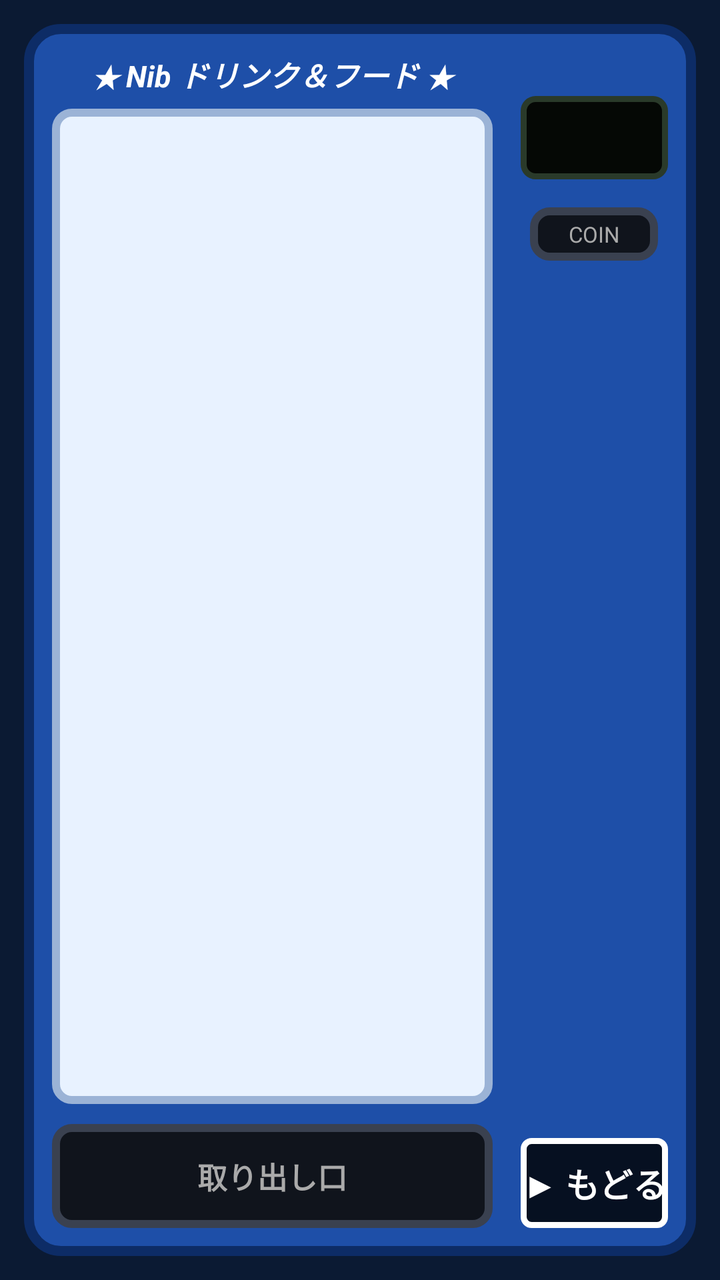
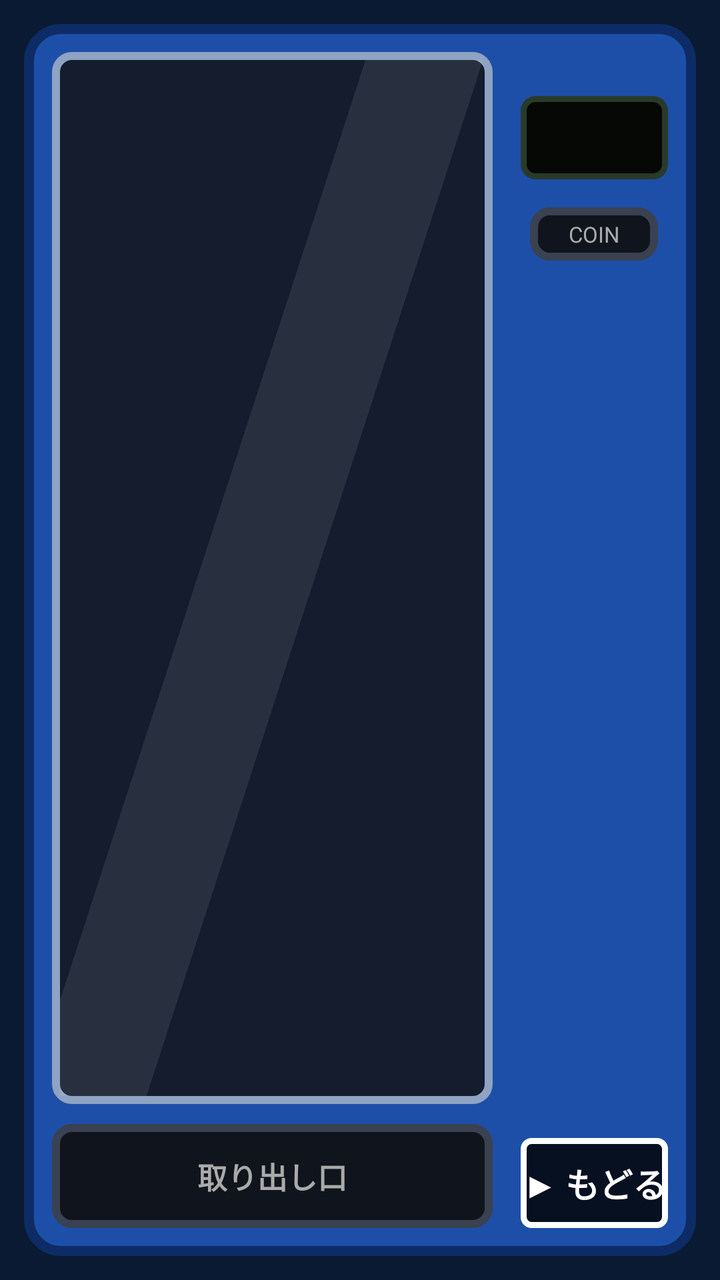

Before-and-after screenshots of an Android layout around one commit, followed by the original layout XML and the change that was made.
<!-- AndroidManifest.xml: application theme Theme.NibRPG -->
<!-- res/layout/activity_vending.xml -->
<?xml version="1.0" encoding="utf-8"?>
<FrameLayout xmlns:android="http://schemas.android.com/apk/res/android"
    xmlns:tools="http://schemas.android.com/tools"
    android:id="@+id/main"
    android:layout_width="match_parent"
    android:layout_height="match_parent"
    android:background="@color/vending_room"
    tools:context=".VendingActivity">

    
    <LinearLayout
        android:layout_width="match_parent"
        android:layout_height="match_parent"
        android:layout_margin="12dp"
        android:background="@drawable/vending_body"
        android:baselineAligned="false"
        android:orientation="horizontal"
        android:padding="14dp">

        
        <LinearLayout
            android:layout_width="0dp"
            android:layout_height="match_parent"
            android:layout_weight="3"
            android:orientation="vertical">

            <TextView
                android:layout_width="match_parent"
                android:layout_height="wrap_content"
                android:gravity="center"
                android:text="@string/vending_brand"
                android:textColor="@color/white"
                android:textSize="15sp"
                android:textStyle="bold|italic" />

            
            <LinearLayout
                android:id="@+id/slotRow"
                android:layout_width="match_parent"
                android:layout_height="0dp"
                android:layout_marginTop="6dp"
                android:layout_weight="1"
                android:background="@drawable/vending_window"
                android:baselineAligned="false"
                android:orientation="horizontal"
                android:padding="8dp" />

            
            <TextView
                android:id="@+id/txtSlot"
                android:layout_width="match_parent"
                android:layout_height="52dp"
                android:layout_marginTop="10dp"
                android:background="@drawable/vending_slot"
                android:gravity="center"
                android:text="@string/vending_slot"
                android:textColor="@color/rpg_gray"
                android:textSize="15sp"
                android:textStyle="bold" />
        </LinearLayout>

        
        <LinearLayout
            android:layout_width="0dp"
            android:layout_height="match_parent"
            android:layout_marginStart="14dp"
            android:layout_weight="1"
            android:gravity="center_horizontal"
            android:orientation="vertical">

            <TextView
                android:id="@+id/txtLed"
                android:layout_width="match_parent"
                android:layout_height="wrap_content"
                android:layout_marginTop="22dp"
                android:background="@drawable/vending_led"
                android:fontFamily="monospace"
                android:gravity="center"
                android:lineSpacingExtra="4dp"
                android:padding="10dp"
                android:textColor="@color/vending_led_green"
                android:textSize="16sp"
                android:textStyle="bold" />

            
            <TextView
                android:layout_width="64dp"
                android:layout_height="wrap_content"
                android:layout_marginTop="14dp"
                android:background="@drawable/vending_slot"
                android:gravity="center"
                android:paddingVertical="6dp"
                android:text="@string/vending_coin"
                android:textColor="@color/rpg_gray"
                android:textSize="11sp" />

            <Space
                android:layout_width="match_parent"
                android:layout_height="0dp"
                android:layout_weight="1" />

            <TextView
                android:id="@+id/btnExit"
                android:layout_width="match_parent"
                android:layout_height="wrap_content"
                android:background="@drawable/rpg_window"
                android:clickable="true"
                android:focusable="true"
                android:gravity="center"
                android:paddingVertical="10dp"
                android:text="@string/vending_exit"
                android:textColor="@color/white"
                android:textSize="17sp"
                android:textStyle="bold" />
        </LinearLayout>
    </LinearLayout>

</FrameLayout>
<!-- resources referenced by this layout -->
<resources>
  <color name="rpg_gray">#FFAAAAAA</color>
  <color name="vending_led_green">#FF39FF6A</color>
  <color name="vending_room">#FF0B1A33</color>
  <color name="white">#FFFFFFFF</color>
  <!-- drawable rpg_window (drawable) -->
  <?xml version="1.0" encoding="utf-8"?>
  <shape xmlns:android="http://schemas.android.com/apk/res/android"
      android:shape="rectangle">
      <solid android:color="#CC000000" />
      <stroke android:width="3dp" android:color="#FFFFFFFF" />
      <corners android:radius="4dp" />
  </shape>
  <!-- drawable vending_body (drawable) -->
  <?xml version="1.0" encoding="utf-8"?>
  <shape xmlns:android="http://schemas.android.com/apk/res/android"
      android:shape="rectangle">
      <solid android:color="#FF1E4FA8" />
      <stroke android:width="5dp" android:color="#FF0D2C66" />
      <corners android:radius="16dp" />
  </shape>
  <!-- drawable vending_led (drawable) -->
  <?xml version="1.0" encoding="utf-8"?>
  <shape xmlns:android="http://schemas.android.com/apk/res/android"
      android:shape="rectangle">
      <solid android:color="#FF050805" />
      <stroke android:width="3dp" android:color="#FF2A3A2A" />
      <corners android:radius="6dp" />
  </shape>
  <!-- drawable vending_slot (drawable) -->
  <?xml version="1.0" encoding="utf-8"?>
  <shape xmlns:android="http://schemas.android.com/apk/res/android"
      android:shape="rectangle">
      <solid android:color="#FF10141C" />
      <stroke android:width="4dp" android:color="#FF3A4150" />
      <corners android:radius="8dp" />
  </shape>
  <!-- drawable vending_window (drawable) -->
  <?xml version="1.0" encoding="utf-8"?>
  <shape xmlns:android="http://schemas.android.com/apk/res/android"
      android:shape="rectangle">
      <solid android:color="#FFE8F2FF" />
      <stroke android:width="4dp" android:color="#FF9BB3D6" />
      <corners android:radius="8dp" />
  </shape>
  <string name="vending_brand">★ Nib ドリンク＆フード ★</string>
  <string name="vending_coin">COIN</string>
  <string name="vending_exit">▶ もどる</string>
  <string name="vending_slot">取り出し口</string>
  <style name="Theme.NibRPG" parent="Base.Theme.NibRPG" />
  <style name="Base.Theme.NibRPG" parent="Theme.Material3.DayNight.NoActionBar">
          
          
      </style>
</resources>

<!-- the commit's change to res/layout/activity_vending.xml (unified diff, before → after) -->
@@ -24,26 +24,31 @@
             android:layout_weight="3"
             android:orientation="vertical">
 
-            <TextView
-                android:layout_width="match_parent"
-                android:layout_height="wrap_content"
-                android:gravity="center"
-                android:text="@string/vending_brand"
-                android:textColor="@color/white"
-                android:textSize="15sp"
-                android:textStyle="bold|italic" />
-
             
-            <LinearLayout
-                android:id="@+id/slotRow"
+            <FrameLayout
                 android:layout_width="match_parent"
                 android:layout_height="0dp"
-                android:layout_marginTop="6dp"
                 android:layout_weight="1"
                 android:background="@drawable/vending_window"
-                android:baselineAligned="false"
-                android:orientation="horizontal"
-                android:padding="8dp" />
+                android:padding="4dp">
+
+                <LinearLayout
+                    android:id="@+id/slotRow"
+                    android:layout_width="match_parent"
+                    android:layout_height="match_parent"
+                    android:baselineAligned="false"
+                    android:orientation="horizontal"
+                    android:padding="6dp" />
+
+                
+                <View
+                    android:layout_width="56dp"
+                    android:layout_height="match_parent"
+                    android:layout_marginStart="70dp"
+                    android:background="#16FFFFFF"
+                    android:rotation="18"
+                    android:scaleY="1.4" />
+            </FrameLayout>
 
             
             <TextView
@@ -115,4 +120,72 @@
         </LinearLayout>
     </LinearLayout>
 
+
+    
+    <FrameLayout
+        android:id="@+id/popup"
+        android:layout_width="match_parent"
+        android:layout_height="match_parent"
+        android:background="#AA000000"
+        android:clickable="true"
+        android:focusable="true"
+        android:visibility="gone">
+
+        
+        <View
+            android:id="@+id/popGlow"
+            android:layout_width="260dp"
+            android:layout_height="260dp"
+            android:layout_gravity="center"
+            android:layout_marginBottom="20dp"
+            android:background="@drawable/pop_glow" />
+
+        <LinearLayout
+            android:layout_width="wrap_content"
+            android:layout_height="wrap_content"
+            android:layout_gravity="center"
+            android:gravity="center_horizontal"
+            android:orientation="vertical">
+
+            <ImageView
+                android:id="@+id/imgPop"
+                android:layout_width="wrap_content"
+                android:layout_height="170dp"
+                android:adjustViewBounds="true"
+                android:contentDescription="@null" />
+
+            
+            <TextView
+                android:id="@+id/txtPop"
+                android:layout_width="wrap_content"
+                android:layout_height="wrap_content"
+                android:layout_marginTop="12dp"
+                android:fontFamily="@font/dotgothic16"
+                android:shadowColor="#FF000000"
+                android:shadowDx="2"
+                android:shadowDy="2"
+                android:shadowRadius="0.01"
+                android:textColor="@color/white"
+                android:textSize="28sp" />
+
+            <TextView
+                android:id="@+id/txtPopSub"
+                android:layout_width="wrap_content"
+                android:layout_height="wrap_content"
+                android:fontFamily="@font/dotgothic16"
+                android:text="@string/vending_pop_sub"
+                android:textColor="#FFDCE6F5"
+                android:textSize="16sp" />
+
+            <TextView
+                android:layout_width="wrap_content"
+                android:layout_height="wrap_content"
+                android:layout_marginTop="14dp"
+                android:fontFamily="@font/dotgothic16"
+                android:text="@string/vending_pop_tap"
+                android:textColor="@color/rpg_gray"
+                android:textSize="12sp" />
+        </LinearLayout>
+    </FrameLayout>
+
 </FrameLayout>
<!-- resource entries referenced after the edit -->
@@ -4,6 +4,17 @@
   <color name="vending_led_green">#FF39FF6A</color>
   <color name="vending_room">#FF0B1A33</color>
   <color name="white">#FFFFFFFF</color>
+  <!-- drawable pop_glow (drawable) -->
+  <?xml version="1.0" encoding="utf-8"?>
+  <shape xmlns:android="http://schemas.android.com/apk/res/android"
+      android:shape="oval">
+      <gradient
+          android:centerColor="#88FFF59D"
+          android:endColor="#00FFF59D"
+          android:gradientRadius="130dp"
+          android:startColor="#FFFFFDE7"
+          android:type="radial" />
+  </shape>
   <!-- drawable rpg_window (drawable) -->
   <?xml version="1.0" encoding="utf-8"?>
   <shape xmlns:android="http://schemas.android.com/apk/res/android"
@@ -40,13 +51,14 @@
   <?xml version="1.0" encoding="utf-8"?>
   <shape xmlns:android="http://schemas.android.com/apk/res/android"
       android:shape="rectangle">
-      <solid android:color="#FFE8F2FF" />
-      <stroke android:width="4dp" android:color="#FF9BB3D6" />
+      <solid android:color="#FF141C2E" />
+      <stroke android:width="4dp" android:color="#FF8FA3C2" />
       <corners android:radius="8dp" />
   </shape>
-  <string name="vending_brand">★ Nib ドリンク＆フード ★</string>
   <string name="vending_coin">COIN</string>
   <string name="vending_exit">▶ もどる</string>
+  <string name="vending_pop_sub">を手に入れた！</string>
+  <string name="vending_pop_tap">タップでとじる</string>
   <string name="vending_slot">取り出し口</string>
   <style name="Theme.NibRPG" parent="Base.Theme.NibRPG" />
   <style name="Base.Theme.NibRPG" parent="Theme.Material3.DayNight.NoActionBar">
